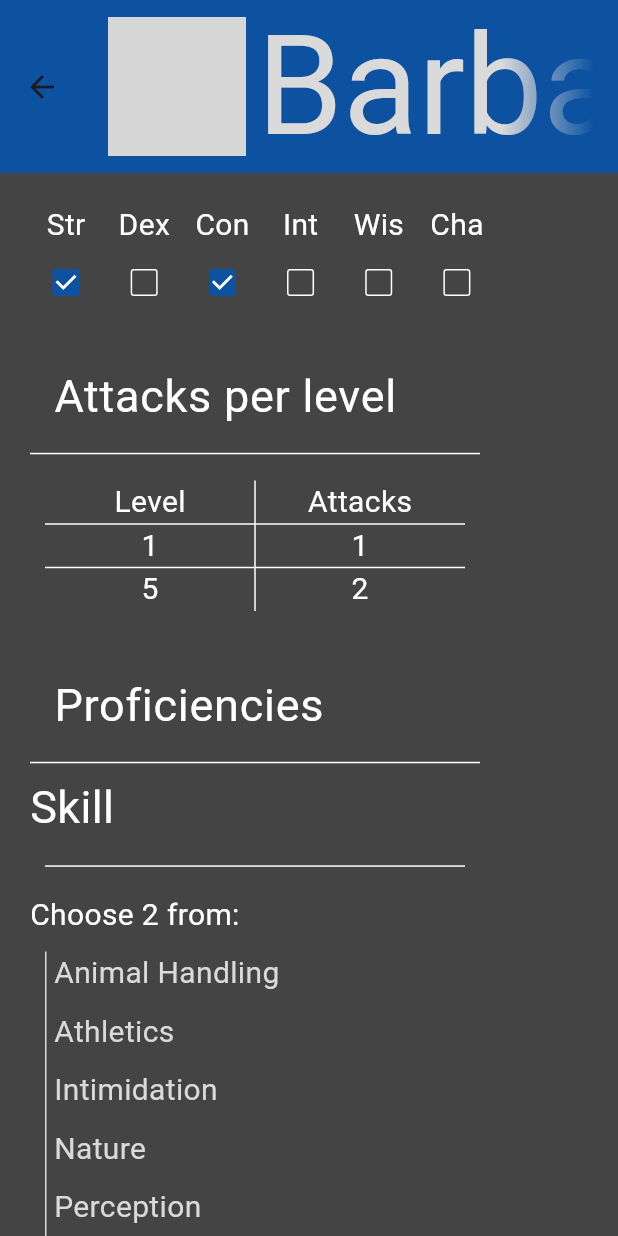
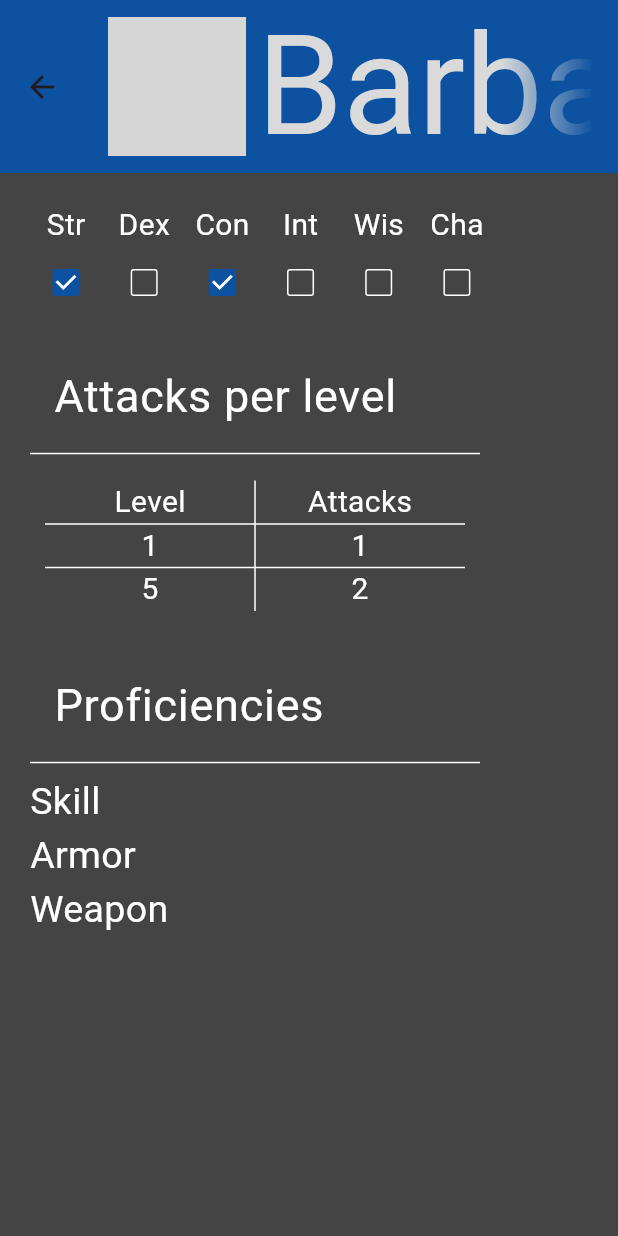
Before and after one commit to dominikk-lovric/DnD-app, a Flutter app: the WikiPage screen opened directly, after a tap on "Barbarian", on a phone screen of 412 x 824 dp. Run offline on Flutter 3.47's test engine with Material 3 defaults, Android fonts, the phone set to English and light mode, and no system bars; our stand-ins replace shared_preferences; accounts and stored records are empty; grey boxes are pictures that could not be loaded.

Commit message:
Commit #7: 	Add description widget with four types of description styles 	Add draggable sheet widget

```diff
--- a/lib/main.dart
+++ b/lib/main.dart
@@ -44,7 +44,7 @@ class _MyApp extends State<MyApp>{
       final height = MediaQuery.sizeOf(context).height;
 
       await SettingsService.setSetting("theme", "base");
-      await SettingsService.setSetting("descriptionStyle", "static");
+      await SettingsService.setSetting("descriptionStyle", "sheet");
       await SettingsService.setSetting("headerHeight",height * 0.14);
       await SettingsService.setSetting("listItemHeight",height * 0.10);
 
--- a/lib/widgets/class_info_widget.dart
+++ b/lib/widgets/class_info_widget.dart
@@ -1,5 +1,6 @@
 
 import 'package:dnd_app/services/color_service.dart';
+import 'package:dnd_app/widgets/description_widget.dart';
 import 'package:dnd_app/widgets/proficiency_widget.dart';
 import 'package:flutter/material.dart';
 
@@ -48,9 +49,9 @@ class ClassInfoWidget extends StatelessWidget{
                     Divider(
                       color: ColorService.getColor(4),
                     ),
-                    ProficiencyWidget(info["skillProficiencies"],"Skill"),
-                    ProficiencyWidget(info["armorProficiencies"],"Armor"),
-                    ProficiencyWidget(info["weaponProficiencies"],"Weapon"),
+                    DescriptionWidget(ProficiencyWidget(info["skillProficiencies"]), "Skill", "descriptionStyle"),
+                    DescriptionWidget(ProficiencyWidget(info["armorProficiencies"]), "Armor", "descriptionStyle"),
+                    DescriptionWidget(ProficiencyWidget(info["weaponProficiencies"]), "Weapon", "descriptionStyle"),
                   ]
                 ),
               ],
--- /dev/null
+++ b/lib/widgets/description_widget.dart
@@ -0,0 +1,90 @@
+
+
+import 'package:dnd_app/services/color_service.dart';
+import 'package:dnd_app/services/settings_service.dart';
+import 'package:dnd_app/widgets/draggable_sheet_widget.dart';
+import 'package:flutter/material.dart';
+
+class DescriptionWidget extends StatelessWidget{
+
+  Widget descrption;
+  String title;
+  String descriptionType;
+  DescriptionWidget(this.descrption, this.title, this.descriptionType, {super.key});
+
+  @override
+  Widget build(BuildContext context) {
+    String setting=SettingsService.getSetting(descriptionType);
+    if(setting=="popUp"){
+      return GestureDetector(
+              onTap: () => {
+              showDialog(
+                context: context,
+                builder: (context) => AlertDialog(
+                  backgroundColor: ColorService.getColor(2),
+                  title: Text(
+                    title,
+                    style: TextStyle(
+                      color: ColorService.getColor(4),
+                      fontSize: 35,
+                    )
+                  ),
+                  content: descrption,
+                  actions: [
+                    TextButton(
+                      onPressed: () => Navigator.pop(context),
+                      child: const Text("Close"),
+                    ),
+                  ],
+                ),
+              )
+            },
+              child: Text(
+                title,
+                style: TextStyle(
+                  color: ColorService.getColor(1),
+                  fontSize: 25,
+                ),
+              ),
+            );
+    }else if(setting=="expand"){
+      return ExpansionTile(
+        initiallyExpanded: true,
+        showTrailingIcon: false,
+        title: Text(
+          title,
+          style: TextStyle(
+            color: ColorService.getColor(4),
+            fontSize: 25,
+          )
+        ),
+        children: [
+          Divider(
+            indent: 15,
+            endIndent: 15,
+            color: ColorService.getColor(4),
+          ),
+          Padding(
+            padding: EdgeInsetsGeometry.all(10),
+            child: descrption,
+          )
+        ],
+      );
+    }else if(setting=="sheet"){
+      return DraggableSheetWidget(descrption, title);
+    } else {
+      return Column(
+        mainAxisSize: MainAxisSize.min,
+        children: [Text(
+          title,
+          style: TextStyle(
+            color: ColorService.getColor(4),
+            fontSize: 25,
+          )
+        ),
+        descrption
+        ]
+      );
+    }
+  }
+}
--- a/lib/widgets/proficiency_widget.dart
+++ b/lib/widgets/proficiency_widget.dart
@@ -1,3 +1,5 @@
+
+
 import 'package:dnd_app/services/color_service.dart';
 import 'package:dnd_app/services/settings_service.dart';
 import 'package:flutter/material.dart';
@@ -5,76 +7,62 @@ import 'package:flutter/material.dart';
 class ProficiencyWidget extends StatelessWidget{
 
   Map<String,dynamic> info;
-  String name;
-  ProficiencyWidget(this.info, this.name, {super.key});
+  ProficiencyWidget(this.info, {super.key});
 
   @override
   Widget build(BuildContext context) {
     List<dynamic> proficiencies=info["proficiencies"];
     String descriptionSetting=SettingsService.getSetting("descriptionStyle");
-    if (descriptionSetting=="popUp"){
-      return GestureDetector(
-        onTap: () => {
-        showDialog(
-          context: context,
-          builder: (context) => AlertDialog(
-            backgroundColor: ColorService.getColor(2),
-            title: Text(
-              name,
+    return SingleChildScrollView(
+      child: Column(
+          spacing: 10,
+          crossAxisAlignment: CrossAxisAlignment.start,
+          mainAxisSize: MainAxisSize.min,
+          children: [
+            if(info["options"]!=null)
+              Text(
+                "Choose "+info["options"].toString()+" from:",
                 style: TextStyle(
                   color: ColorService.getColor(4),
-                fontSize: 35,
-              )
+                  fontSize: 20
                 ),
-            content: proficiencyWidget(
-              List<dynamic>.from(info["proficiencies"]),null,20
               ),
-            actions: [
-              TextButton(
-                onPressed: () => Navigator.pop(context),
-                child: const Text("Close"),
+            IntrinsicHeight(
+              child: Row(
+              mainAxisSize: MainAxisSize.min,
+              children: [
+                  Container(
+                    width: 10,
                   ),
+                  Container(
+                    color: ColorService.getColor(5),
+                    width: 1,
+                  ),
+                  Container(
+                    width: 5,
+                  ),
+                  Expanded(
+                    child: Column(
+                    spacing:10,
+                    crossAxisAlignment: CrossAxisAlignment.start,
+                    children: [
+                      ...proficiencies.map((item)=>Text(
+                        item.toString(),
+                        style: TextStyle(
+                          color: ColorService.getColor(5),
+                          fontSize: 20
+                        ),
+                        overflow: TextOverflow.clip,
+                      )),
                     ],
                   ),
                   )
-      },
-        child: Text(
-          name,
-          style: TextStyle(
-            color: ColorService.getColor(4),
-            fontSize: 25,
+                ],
               ),
+            )
+          ]
         ),
     );
-    }else if(descriptionSetting=="expand"){
-      return ExpansionTile(
-        initiallyExpanded: true,
-        showTrailingIcon: false,
-        title: Text(
-          name,
-          style: TextStyle(
-            color: ColorService.getColor(4),
-            fontSize: 25,
-          )
-        ),
-        children: [
-          Divider(
-            indent: 15,
-            endIndent: 15,
-            color: ColorService.getColor(4),
-          ),
-          Padding(
-            padding: EdgeInsetsGeometry.all(10),
-            child: proficiencyWidget(
-              List<dynamic>.from(info["proficiencies"]),null,20
-            ),
-          )
-        ],
-      );
-    }else{
-      return proficiencyWidget(
-              List<dynamic>.from(info["proficiencies"]),name,20);
-    }
   }
 
   Widget proficiencyWidget(List<dynamic> profs, String? name, double itemSize){
```
Also changed, not shown: lib/widgets/draggable_sheet_widget.dart (added, +145 -0 lines). Lines whose indentation alone changed are shown as unchanged.
